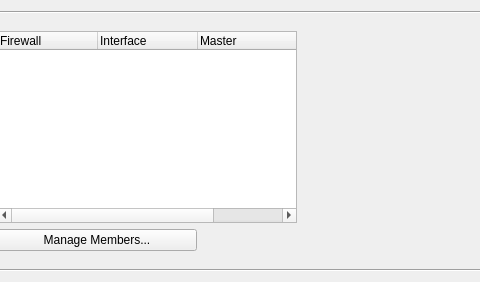
The window that src/firewallfabrik/gui/ui/clustergroupdialog_q.ui (Linuxfabrik/firewallfabrik) describes before a commit, drawn with Qt 5; both pictures show x 390 to 870 and y 0 to 282 of the 1016 by 282 pixel window.
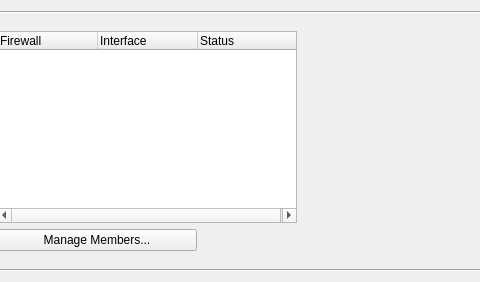
The same window after the commit.

Commit message: refactor(gui): drop the master member of a cluster

Patch:
```diff
--- a/src/firewallfabrik/gui/ui/clustergroupdialog_q.ui
+++ b/src/firewallfabrik/gui/ui/clustergroupdialog_q.ui
@@ -232,11 +232,6 @@
              <string>Interface</string>
             </property>
            </column>
-           <column>
-            <property name="text">
-             <string>Master</string>
-            </property>
-           </column>
            <column>
             <property name="text">
              <string>Status</string>
```
The commit also changes 10 other files.
